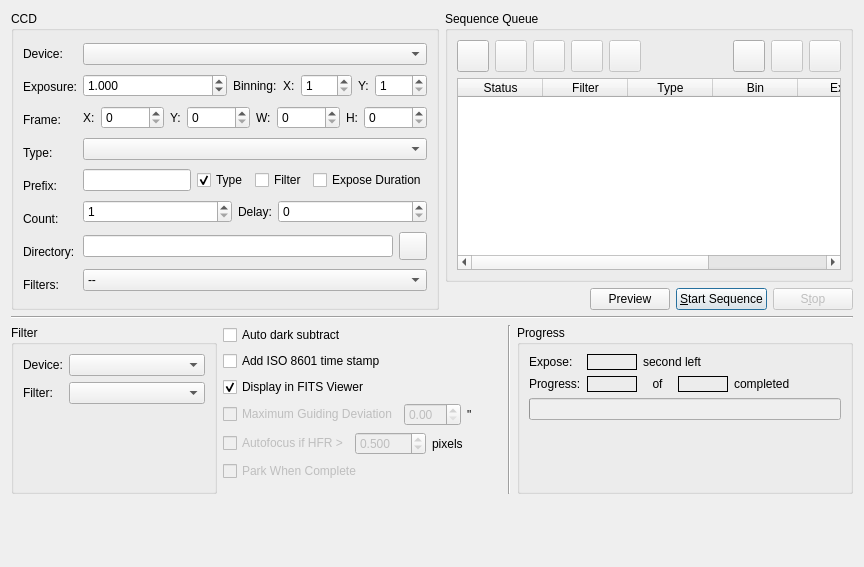
Old version of the form kstars/ekos/capture.ui in the repository KDE/kstars.
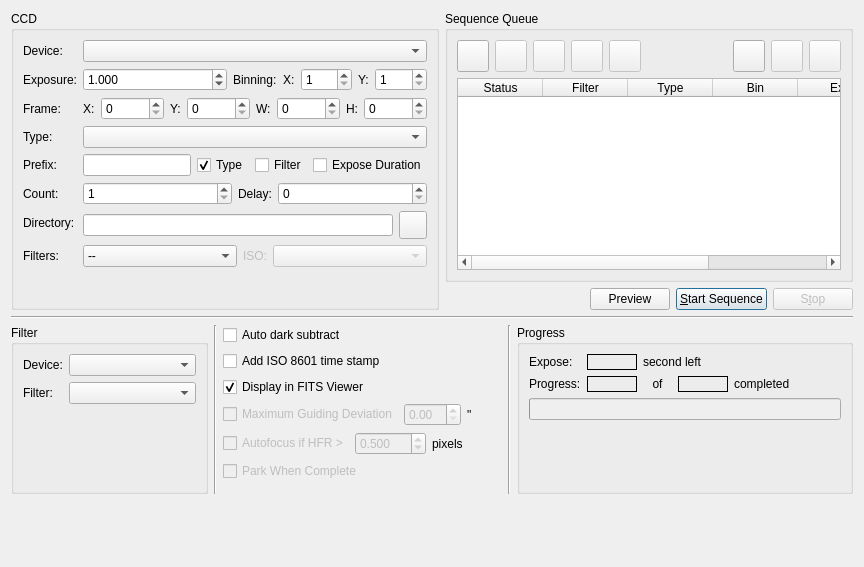
New version of the form.

What changed in the file:
```diff
--- a/kstars/ekos/capture.ui
+++ b/kstars/ekos/capture.ui
@@ -10,7 +10,7 @@
     <height>567</height>
    </rect>
   </property>
-  <layout class="QVBoxLayout" name="verticalLayout_10">
+  <layout class="QVBoxLayout" name="verticalLayout">
    <item>
     <layout class="QHBoxLayout" name="horizontalLayout_19">
      <item>
@@ -38,10 +38,8 @@
          <property name="title">
           <string>CCD</string>
          </property>
-         <layout class="QHBoxLayout" name="horizontalLayout_18">
-          <item>
-           <layout class="QVBoxLayout" name="verticalLayout">
-            <item>
+         <layout class="QFormLayout" name="formLayout">
+          <item row="0" column="0">
              <widget class="QLabel" name="textLabel1_6">
               <property name="toolTip">
                <string/>
@@ -54,7 +52,10 @@
               </property>
              </widget>
             </item>
-            <item>
+          <item row="0" column="1">
+           <widget class="QComboBox" name="CCDCaptureCombo"/>
+          </item>
+          <item row="1" column="0">
              <widget class="QLabel" name="exposureLabel_2">
               <property name="toolTip">
                <string>Set the exposure time in seconds for individual images, if applicable</string>
@@ -67,89 +68,7 @@
               </property>
              </widget>
             </item>
-            <item>
-             <widget class="QLabel" name="textLabel1_12">
-              <property name="toolTip">
-               <string/>
-              </property>
-              <property name="whatsThis">
-               <string/>
-              </property>
-              <property name="text">
-               <string>Frame:</string>
-              </property>
-             </widget>
-            </item>
-            <item>
-             <widget class="QLabel" name="textLabel1_17">
-              <property name="toolTip">
-               <string/>
-              </property>
-              <property name="whatsThis">
-               <string/>
-              </property>
-              <property name="text">
-               <string>Type:</string>
-              </property>
-             </widget>
-            </item>
-            <item>
-             <widget class="QLabel" name="textLabel1_7">
-              <property name="toolTip">
-               <string>Prefix to append to the beginning of file names</string>
-              </property>
-              <property name="whatsThis">
-               <string/>
-              </property>
-              <property name="text">
-               <string>Prefix:</string>
-              </property>
-             </widget>
-            </item>
-            <item>
-             <widget class="QLabel" name="textLabel1_4">
-              <property name="toolTip">
-               <string>Number of images to capture</string>
-              </property>
-              <property name="whatsThis">
-               <string/>
-              </property>
-              <property name="text">
-               <string>Count:</string>
-              </property>
-             </widget>
-            </item>
-            <item>
-             <widget class="QLabel" name="textLabel1_18">
-              <property name="toolTip">
-               <string>Directory to save sequence images</string>
-              </property>
-              <property name="whatsThis">
-               <string/>
-              </property>
-              <property name="text">
-               <string>Directory:</string>
-              </property>
-             </widget>
-            </item>
-            <item>
-             <widget class="QLabel" name="label_8">
-              <property name="toolTip">
-               <string>Apply filter to image after capture to enhance it</string>
-              </property>
-              <property name="text">
-               <string>Filters:</string>
-              </property>
-             </widget>
-            </item>
-           </layout>
-          </item>
-          <item>
-           <layout class="QVBoxLayout" name="verticalLayout_2">
-            <item>
-             <widget class="QComboBox" name="CCDCaptureCombo" native="true"/>
-            </item>
-            <item>
+          <item row="1" column="1">
              <layout class="QHBoxLayout" name="horizontalLayout_16">
               <item>
                <widget class="QDoubleSpinBox" name="exposureIN">
@@ -270,7 +189,20 @@
               </item>
              </layout>
             </item>
-            <item>
+          <item row="2" column="0">
+           <widget class="QLabel" name="textLabel1_12">
+            <property name="toolTip">
+             <string/>
+            </property>
+            <property name="whatsThis">
+             <string/>
+            </property>
+            <property name="text">
+             <string>Frame:</string>
+            </property>
+           </widget>
+          </item>
+          <item row="2" column="1">
              <layout class="QHBoxLayout" name="horizontalLayout_2">
               <item>
                <widget class="QLabel" name="textLabel1_13">
@@ -369,10 +301,36 @@
               </item>
              </layout>
             </item>
-            <item>
-             <widget class="QComboBox" name="frameTypeCombo" native="true"/>
-            </item>
-            <item>
+          <item row="3" column="0">
+           <widget class="QLabel" name="textLabel1_17">
+            <property name="toolTip">
+             <string/>
+            </property>
+            <property name="whatsThis">
+             <string/>
+            </property>
+            <property name="text">
+             <string>Type:</string>
+            </property>
+           </widget>
+          </item>
+          <item row="3" column="1">
+           <widget class="QComboBox" name="frameTypeCombo"/>
+          </item>
+          <item row="4" column="0">
+           <widget class="QLabel" name="textLabel1_7">
+            <property name="toolTip">
+             <string>Prefix to append to the beginning of file names</string>
+            </property>
+            <property name="whatsThis">
+             <string/>
+            </property>
+            <property name="text">
+             <string>Prefix:</string>
+            </property>
+           </widget>
+          </item>
+          <item row="4" column="1">
              <layout class="QHBoxLayout" name="horizontalLayout_3">
               <item>
                <widget class="QLineEdit" name="prefixIN"/>
@@ -412,7 +370,20 @@
               </item>
              </layout>
             </item>
-            <item>
+          <item row="5" column="0">
+           <widget class="QLabel" name="textLabel1_4">
+            <property name="toolTip">
+             <string>Number of images to capture</string>
+            </property>
+            <property name="whatsThis">
+             <string/>
+            </property>
+            <property name="text">
+             <string>Count:</string>
+            </property>
+           </widget>
+          </item>
+          <item row="5" column="1">
              <layout class="QHBoxLayout" name="horizontalLayout_17">
               <item>
                <widget class="QSpinBox" name="countIN">
@@ -461,7 +432,20 @@
               </item>
              </layout>
             </item>
-            <item>
+          <item row="6" column="0">
+           <widget class="QLabel" name="textLabel1_18">
+            <property name="toolTip">
+             <string>Directory to save sequence images</string>
+            </property>
+            <property name="whatsThis">
+             <string/>
+            </property>
+            <property name="text">
+             <string>Directory:</string>
+            </property>
+           </widget>
+          </item>
+          <item row="6" column="1">
              <layout class="QHBoxLayout" name="horizontalLayout_8">
               <item>
                <widget class="QLineEdit" name="fitsDir"/>
@@ -493,8 +477,26 @@
               </item>
              </layout>
             </item>
+          <item row="7" column="0">
+           <widget class="QLabel" name="label_8">
+            <property name="toolTip">
+             <string>Apply filter to image after capture to enhance it</string>
+            </property>
+            <property name="text">
+             <string>Filters:</string>
+            </property>
+           </widget>
+          </item>
+          <item row="7" column="1">
+           <layout class="QHBoxLayout" name="horizontalLayout_18">
             <item>
              <widget class="QComboBox" name="filterCombo">
+              <property name="sizePolicy">
+               <sizepolicy hsizetype="MinimumExpanding" vsizetype="Fixed">
+                <horstretch>0</horstretch>
+                <verstretch>0</verstretch>
+               </sizepolicy>
+              </property>
               <item>
                <property name="text">
                 <string>--</string>
@@ -502,6 +504,29 @@
               </item>
              </widget>
             </item>
+            <item>
+             <widget class="QLabel" name="ISOLabel">
+              <property name="enabled">
+               <bool>false</bool>
+              </property>
+              <property name="text">
+               <string>ISO:</string>
+              </property>
+             </widget>
+            </item>
+            <item>
+             <widget class="QComboBox" name="ISOCombo">
+              <property name="enabled">
+               <bool>false</bool>
+              </property>
+              <property name="sizePolicy">
+               <sizepolicy hsizetype="MinimumExpanding" vsizetype="Fixed">
+                <horstretch>0</horstretch>
+                <verstretch>0</verstretch>
+               </sizepolicy>
+              </property>
+             </widget>
+            </item>
            </layout>
           </item>
          </layout>
@@ -912,6 +937,13 @@
        </layout>
       </widget>
      </item>
+     <item>
+      <widget class="Line" name="line_3">
+       <property name="orientation">
+        <enum>Qt::Vertical</enum>
+       </property>
+      </widget>
+     </item>
      <item>
       <layout class="QVBoxLayout" name="verticalLayout_9">
        <item>
```
Left out of the diff: 2 changed lines with no effect on the pictures. Lines whose indentation alone changed are shown as unchanged.
